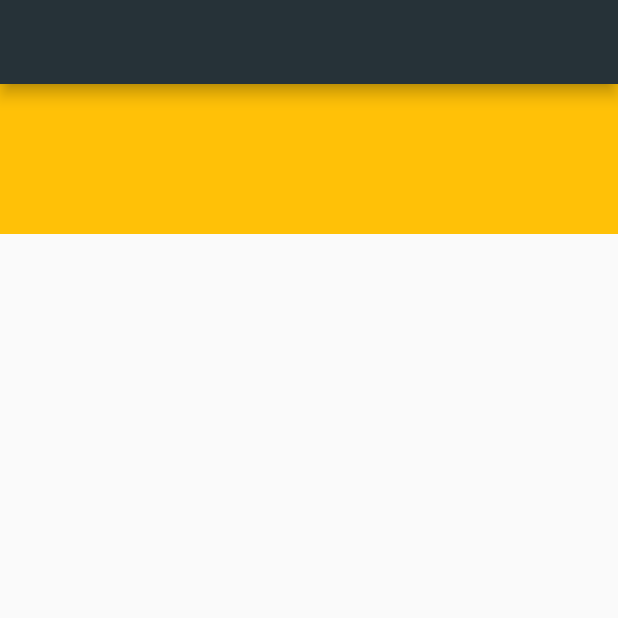
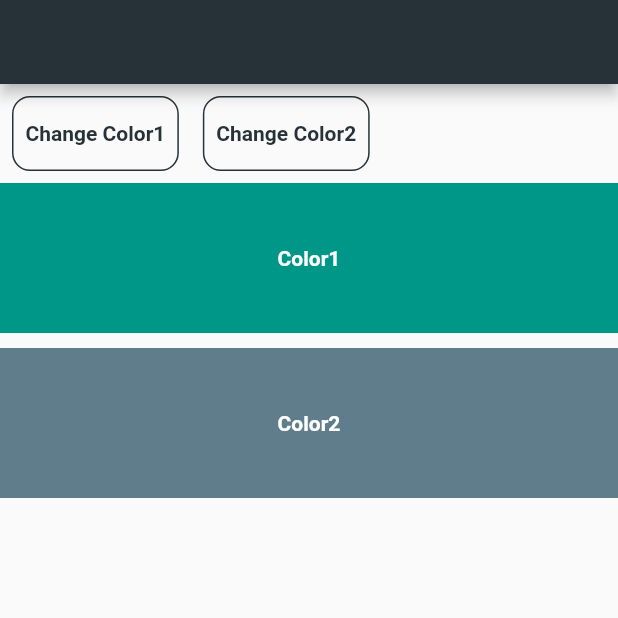
Before and after one commit to Selin-Yigit/InheritedModel_Project, a Flutter app: the screen it shows after launch, on a phone screen of 412 x 824 dp, the top half of it. Run offline on Flutter 3.47's test engine with Material 2 defaults, Android fonts, the phone set to English and light mode, and no system bars.

Commit message:
HomePage tamamlandı.

```diff
--- a/lib/colorWidget.dart
+++ b/lib/colorWidget.dart
@@ -18,11 +18,18 @@ class ColorWidget extends StatelessWidget {
         break;
     }
 
-    final provider = AvailableColorWidget.of(context,color);
+    final provider = AvailableColorWidget.of(context, color);
 
     return Container(
       height: 100,
-      color:  color==AvailableColors.one ? provider.color1 : provider.color2,
+      color: color == AvailableColors.one ? provider.color1 : provider.color2,
+      child: Center(
+        child: Text(
+          color == AvailableColors.one ? "Color1" : "Color2",
+          style:
+              const TextStyle(color: Colors.white, fontWeight: FontWeight.bold),
+        ),
+      ),
     );
   }
 }
--- a/lib/homePage.dart
+++ b/lib/homePage.dart
@@ -1,5 +1,8 @@
 import 'package:flutter/material.dart';
 import 'dart:math' show Random;
+
+import 'package:inheritedmodel_project/availableColorWidget.dart';
+import 'package:inheritedmodel_project/colorWidget.dart';
 
 class HomePage extends StatefulWidget {
   const HomePage({super.key});
@@ -9,20 +12,74 @@ class HomePage extends StatefulWidget {
 }
 
 class _HomePageState extends State<HomePage> {
+  var _color1 = Colors.teal;
+  var _color2 = Colors.blueGrey;
   @override
   Widget build(BuildContext context) {
     return Scaffold(
       appBar: AppBar(
         backgroundColor: Colors.blueGrey.shade900,
       ),
-      body: Column(
-        children: [
-          Container(
-            height: 100,
-            width: 430,
-            color: Colors.amber,
-          ),
-        ],
+      body: AvailableColorWidget(
+        color1: _color1,
+        color2: _color2,
+        child: Column(
+          children: [
+            Row(
+              children: [
+                Padding(
+                  padding: const EdgeInsets.all(8.0),
+                  child: Container(
+                    decoration: BoxDecoration(
+                      border: Border.all(color: Colors.blueGrey.shade900),
+                      borderRadius: BorderRadius.circular(12),
+                    ),
+                    child: TextButton(
+                      onPressed: () {
+                        setState(() {
+                          _color1 = colors.getRandomElement();
+                        });
+                      },
+                      child: Text(
+                        "Change Color1",
+                        style: TextStyle(
+                          color: Colors.blueGrey.shade900,
+                          fontWeight: FontWeight.bold,
+                        ),
+                      ),
+                    ),
+                  ),
+                ),
+                Padding(
+                  padding: const EdgeInsets.all(8.0),
+                  child: Container(
+                    decoration: BoxDecoration(
+                      border: Border.all(color: Colors.blueGrey.shade900),
+                      borderRadius: BorderRadius.circular(12),
+                    ),
+                    child: TextButton(
+                      onPressed: () {
+                        setState(() {
+                          _color2 = colors.getRandomElement();
+                        });
+                      },
+                      child: Text(
+                        "Change Color2",
+                        style: TextStyle(
+                          color: Colors.blueGrey.shade900,
+                          fontWeight: FontWeight.bold,
+                        ),
+                      ),
+                    ),
+                  ),
+                )
+              ],
+            ),
+            const ColorWidget(color: AvailableColors.one),
+            const SizedBox(height: 10),
+            const ColorWidget(color: AvailableColors.two),
+          ],
+        ),
       ),
     );
   }
@@ -38,7 +95,7 @@ final colors = [
   Colors.green,
   Colors.deepPurple,
   Colors.orange,
-  Colors.pink.shade400,
+  Colors.pink,
   Colors.red,
 ];
 
```
